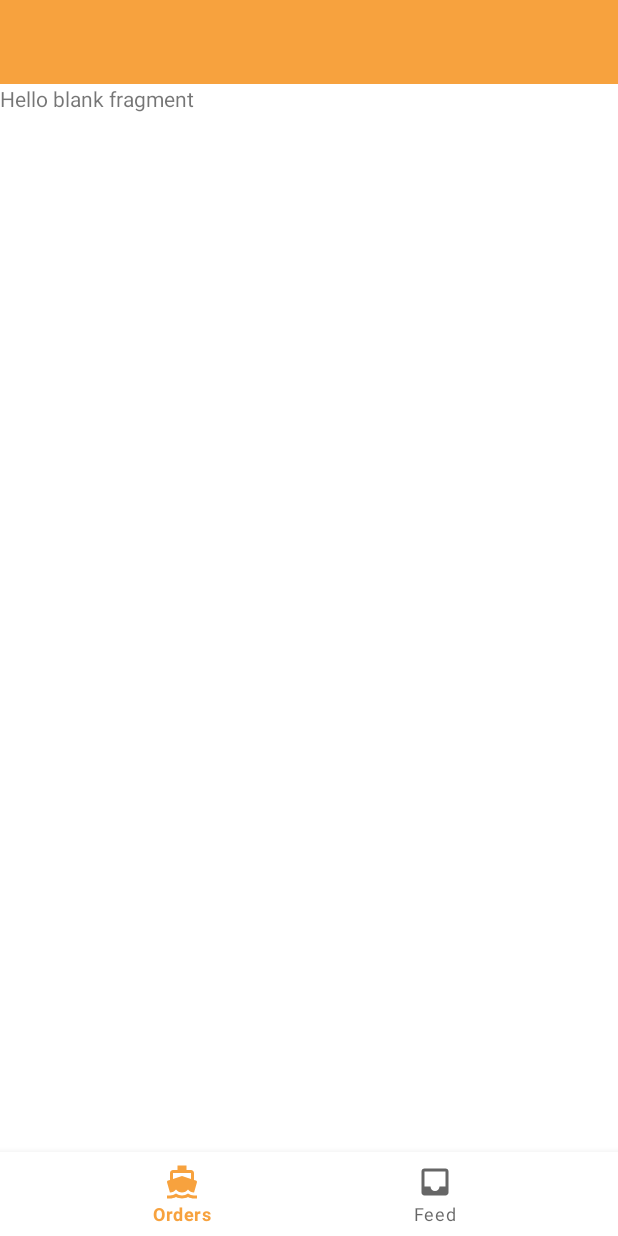
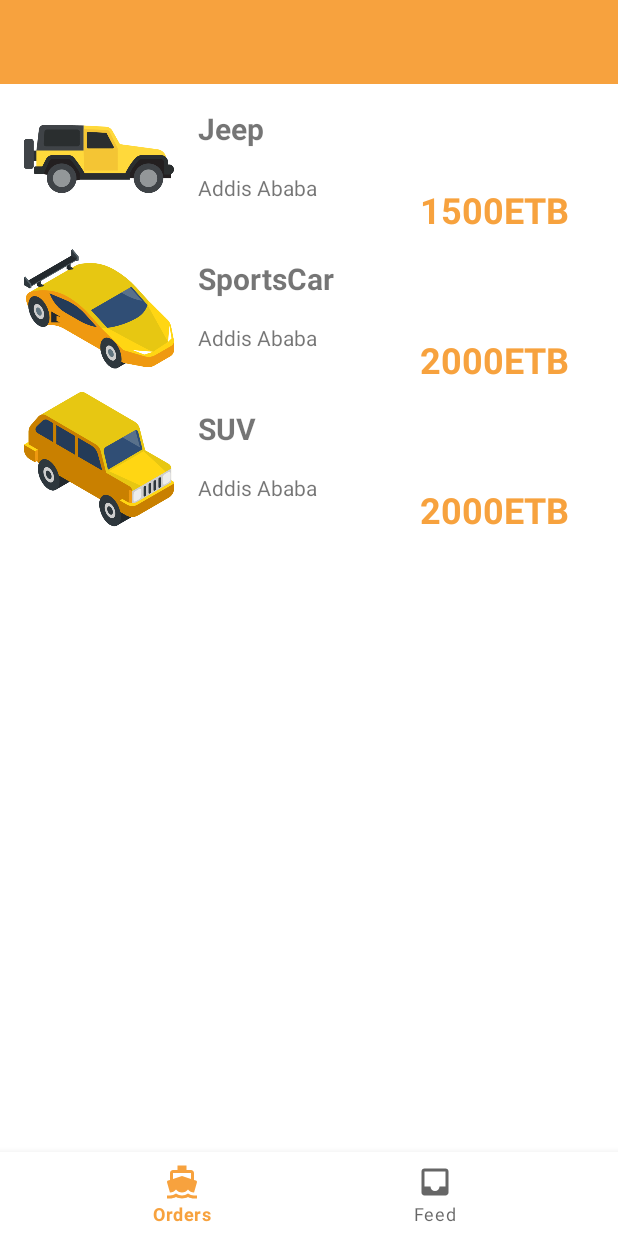
Before and after one commit to yamlakyam/Rent-A-Car, an Android app: the screen it shows after launch (MainActivity), on a phone screen of 412 x 824 dp. Run offline under Robolectric (Android 15) with nearby library versions, the phone set to English and light mode, and no system bars; our stand-ins replace navigation-ui.

Commit message:
added items to a recyclerview in the feeds fragment

```diff
--- a/app/src/main/java/com/example/rentcar/FeedsFragment.kt
+++ /dev/null
@@ -1,21 +0,0 @@
-package com.example.rentcar
-
-import android.os.Bundle
-import androidx.fragment.app.Fragment
-import android.view.LayoutInflater
-import android.view.View
-import android.view.ViewGroup
-
-class FeedsFragment : Fragment() {
-
-
-    override fun onCreateView(
-        inflater: LayoutInflater, container: ViewGroup?,
-        savedInstanceState: Bundle?
-    ): View? {
-        // Inflate the layout for this fragment
-        return inflater.inflate(R.layout.fragment_feeds, container, false)
-    }
-
-
-}
--- a/app/src/main/java/com/example/rentcar/HomeFragment.kt
+++ b/app/src/main/java/com/example/rentcar/HomeFragment.kt
@@ -5,6 +5,7 @@ import androidx.fragment.app.Fragment
 import android.view.LayoutInflater
 import android.view.View
 import android.view.ViewGroup
+import android.widget.Toolbar
 import androidx.navigation.NavHost
 import androidx.navigation.fragment.NavHostFragment
 import androidx.navigation.ui.setupWithNavController
@@ -21,6 +22,8 @@ class HomeFragment : Fragment() {
 
         val navHostFragment=childFragmentManager.findFragmentById(R.id.fragment) as NavHostFragment
         view.findViewById<BottomNavigationView>(R.id.bottomNavigationView).setupWithNavController(  navController = navHostFragment.navController)
+
+//        val toolbar =view.findViewById<Toolbar>(R.id.toolbar)
         return view
     }
 
--- /dev/null
+++ b/app/src/main/java/com/example/rentcar/feed/Car.kt
@@ -0,0 +1,37 @@
+package com.example.rentcar.feed
+
+import com.example.rentcar.R
+
+class Car(
+    val id: Int,
+    val name: String,
+    val location: String,
+    val picture: Int,
+    val price: String
+)
+
+val CARS = listOf<Car>(
+    Car(
+        id = 1,
+        name = "Jeep",
+        location = "Addis Ababa",
+        picture = R.drawable.car_1,
+        price = "1500ETB"
+    ),
+    Car(
+        id = 2,
+        name = "SportsCar",
+        location = "Addis Ababa",
+        picture = R.drawable.car_2,
+        price = "2000ETB"
+    ),
+    Car(
+        id = 3,
+        name = "SUV",
+        location = "Addis Ababa",
+        picture = R.drawable.car_3,
+        price = "2000ETB"
+    )
+
+
+)
--- /dev/null
+++ b/app/src/main/java/com/example/rentcar/feed/CarsAdapter.kt
@@ -0,0 +1,25 @@
+package com.example.rentcar.feed
+
+import android.view.LayoutInflater
+import android.view.ViewGroup
+import androidx.recyclerview.widget.RecyclerView
+import com.example.rentcar.R
+
+class CarsAdapter(private val cars: List<Car>) : RecyclerView.Adapter<CarsViewHolder>() {
+    override fun onCreateViewHolder(parent: ViewGroup, viewType: Int): CarsViewHolder {
+        val view = LayoutInflater.from(parent.context).inflate(R.layout.item_car, parent, false)
+
+        return CarsViewHolder(view)
+    }
+
+    override fun onBindViewHolder(holder: CarsViewHolder, position: Int) {
+        holder.carImage.setImageResource(cars[position].picture)
+        holder.carType.text = cars[position].name
+        holder.carLocation.text = cars[position].location
+        holder.price.text = cars[position].price
+    }
+
+    override fun getItemCount(): Int {
+        return cars.size
+    }
+}
--- /dev/null
+++ b/app/src/main/java/com/example/rentcar/feed/CarsViewHolder.kt
@@ -0,0 +1,14 @@
+package com.example.rentcar.feed
+
+import android.view.View
+import android.widget.ImageView
+import android.widget.TextView
+import androidx.recyclerview.widget.RecyclerView
+import com.example.rentcar.R
+
+class CarsViewHolder(itemView: View) : RecyclerView.ViewHolder(itemView) {
+    val carImage:ImageView=itemView.findViewById(R.id.carImage)
+    val carType:TextView = itemView.findViewById(R.id.carTypeTxt)
+    val carLocation:TextView =itemView.findViewById(R.id.locationText)
+    val price:TextView=itemView.findViewById(R.id.priceTxt)
+}
--- /dev/null
+++ b/app/src/main/java/com/example/rentcar/feed/FeedsFragment.kt
@@ -0,0 +1,28 @@
+package com.example.rentcar.feed
+
+import android.os.Bundle
+import androidx.fragment.app.Fragment
+import android.view.LayoutInflater
+import android.view.View
+import android.view.ViewGroup
+import androidx.recyclerview.widget.LinearLayoutManager
+import androidx.recyclerview.widget.RecyclerView
+import com.example.rentcar.R
+
+class FeedsFragment : Fragment() {
+
+
+    override fun onCreateView(
+        inflater: LayoutInflater, container: ViewGroup?,
+        savedInstanceState: Bundle?
+    ): View? {
+        val view = inflater.inflate(R.layout.fragment_feeds, container, false)
+        val recyclerView = view.findViewById<RecyclerView>(R.id.feedRV)
+        recyclerView.layoutManager = LinearLayoutManager(context)
+        val adapter = CarsAdapter(CARS)
+        recyclerView.adapter = adapter
+
+        return view
+    }
+
+}
--- a/app/src/main/res/layout/fragment_feeds.xml
+++ b/app/src/main/res/layout/fragment_feeds.xml
@@ -1,14 +1,19 @@
 <?xml version="1.0" encoding="utf-8"?>
-<FrameLayout xmlns:android="http://schemas.android.com/apk/res/android"
+<androidx.constraintlayout.widget.ConstraintLayout xmlns:android="http://schemas.android.com/apk/res/android"
+    xmlns:app="http://schemas.android.com/apk/res-auto"
     xmlns:tools="http://schemas.android.com/tools"
+    android:id="@+id/frameLayout"
     android:layout_width="match_parent"
     android:layout_height="match_parent"
-    tools:context=".FeedsFragment">
+    tools:context=".feed.FeedsFragment">
 
-    <!-- TODO: Update blank fragment layout -->
-    <TextView
+    <androidx.recyclerview.widget.RecyclerView
+        android:id="@+id/feedRV"
         android:layout_width="match_parent"
         android:layout_height="match_parent"
-        android:text="@string/hello_blank_fragment" />
-
-</FrameLayout>
+        app:layout_constraintBottom_toBottomOf="parent"
+        app:layout_constraintEnd_toEndOf="parent"
+        app:layout_constraintStart_toStartOf="parent"
+        app:layout_constraintTop_toTopOf="parent"
+        tools:listitem="@layout/item_car" />
+</androidx.constraintlayout.widget.ConstraintLayout>
--- /dev/null
+++ b/app/src/main/res/layout/item_car.xml
@@ -0,0 +1,52 @@
+<?xml version="1.0" encoding="utf-8"?>
+<androidx.constraintlayout.widget.ConstraintLayout xmlns:android="http://schemas.android.com/apk/res/android"
+    xmlns:app="http://schemas.android.com/apk/res-auto"
+    xmlns:tools="http://schemas.android.com/tools"
+    android:layout_width="match_parent"
+    android:layout_height="wrap_content">
+
+    <ImageView
+        android:id="@+id/carImage"
+        android:layout_width="100dp"
+        android:layout_height="100dp"
+        android:layout_marginStart="16dp"
+        app:layout_constraintEnd_toStartOf="@+id/carTypeTxt"
+        app:layout_constraintHorizontal_bias="0.122"
+        app:layout_constraintStart_toStartOf="parent"
+        app:layout_constraintTop_toTopOf="parent"
+        app:srcCompat="@drawable/car_1" />
+
+    <TextView
+        android:id="@+id/carTypeTxt"
+        android:layout_width="wrap_content"
+        android:layout_height="wrap_content"
+        android:layout_marginStart="16dp"
+        android:layout_marginTop="16dp"
+        android:text="TextView"
+        android:textSize="20sp"
+        android:textStyle="bold"
+        app:layout_constraintStart_toEndOf="@+id/carImage"
+        app:layout_constraintTop_toTopOf="parent" />
+
+    <TextView
+        android:id="@+id/locationText"
+        android:layout_width="wrap_content"
+        android:layout_height="wrap_content"
+        android:layout_marginTop="16dp"
+        android:text="TextView"
+        app:layout_constraintStart_toStartOf="@+id/carTypeTxt"
+        app:layout_constraintTop_toBottomOf="@+id/carTypeTxt" />
+
+    <TextView
+        android:id="@+id/priceTxt"
+        android:layout_width="wrap_content"
+        android:layout_height="wrap_content"
+        android:layout_marginEnd="32dp"
+        android:text="TextView"
+        android:textColor="#f7a23e"
+        android:textSize="24sp"
+        android:textStyle="bold"
+        app:layout_constraintBottom_toBottomOf="@+id/carImage"
+        app:layout_constraintEnd_toEndOf="parent" />
+
+</androidx.constraintlayout.widget.ConstraintLayout>
--- a/app/src/main/res/navigation/nav_graph_home.xml
+++ b/app/src/main/res/navigation/nav_graph_home.xml
@@ -7,7 +7,7 @@
 
     <fragment
         android:id="@+id/feedsFragment"
-        android:name="com.example.rentcar.FeedsFragment"
+        android:name="com.example.rentcar.feed.FeedsFragment"
         android:label="fragment_feeds"
         tools:layout="@layout/fragment_feeds" />
     <fragment
```
Also changed, not shown: app/src/main/res/drawable/car_1.png (added), app/src/main/res/drawable/car_2.png (added), app/src/main/res/drawable/car_3.png (added).
